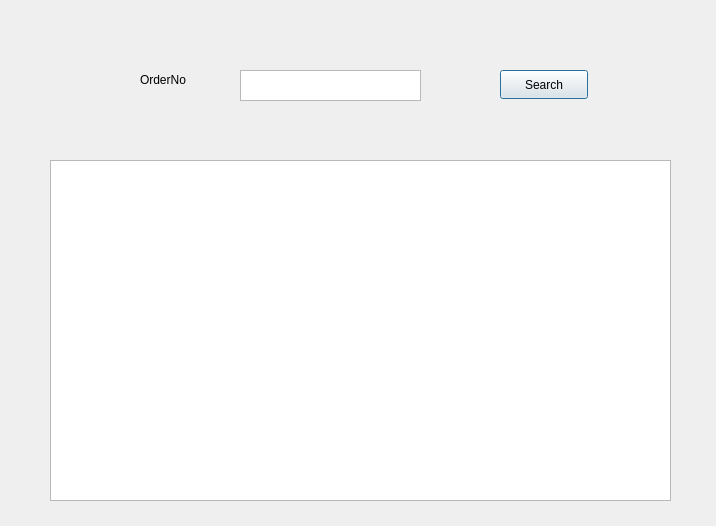
Old version of the form select_s2.ui in the repository QjaYo/Database_MiniProject.
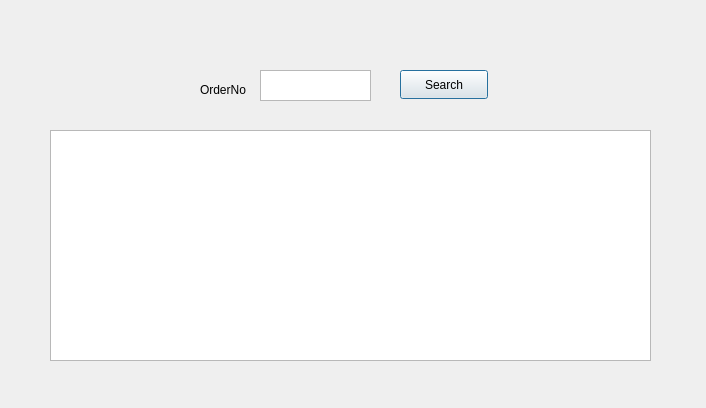
New version of the form.

Patch:
```diff
--- a/select_s2.ui
+++ b/select_s2.ui
@@ -6,8 +6,8 @@
    <rect>
     <x>0</x>
     <y>0</y>
-    <width>716</width>
-    <height>526</height>
+    <width>706</width>
+    <height>408</height>
    </rect>
   </property>
   <property name="windowTitle">
@@ -16,8 +16,8 @@
   <widget class="QLabel" name="label_2">
    <property name="geometry">
     <rect>
-     <x>140</x>
-     <y>70</y>
+     <x>200</x>
+     <y>80</y>
      <width>71</width>
      <height>20</height>
     </rect>
@@ -29,9 +29,9 @@
   <widget class="QPlainTextEdit" name="textEdit_orderNo">
    <property name="geometry">
     <rect>
-     <x>240</x>
+     <x>260</x>
      <y>70</y>
-     <width>181</width>
+     <width>111</width>
      <height>31</height>
     </rect>
    </property>
@@ -39,7 +39,7 @@
   <widget class="QPushButton" name="btn_search">
    <property name="geometry">
     <rect>
-     <x>500</x>
+     <x>400</x>
      <y>70</y>
      <width>88</width>
      <height>29</height>
@@ -53,9 +53,9 @@
    <property name="geometry">
     <rect>
      <x>50</x>
-     <y>160</y>
-     <width>621</width>
-     <height>341</height>
+     <y>130</y>
+     <width>601</width>
+     <height>231</height>
     </rect>
    </property>
   </widget>
```
